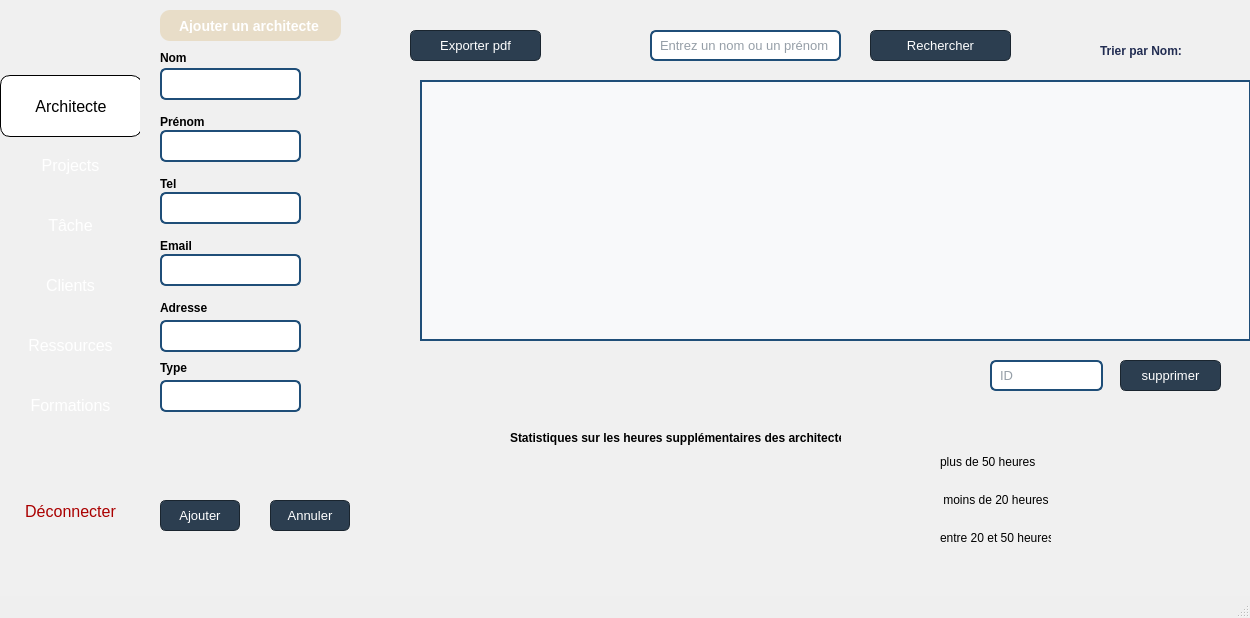
First picture: the form in mainwindow.ui, repository ProjetCPP-S2-2A15/projetcpp2a15-elicarthage, before the edit.
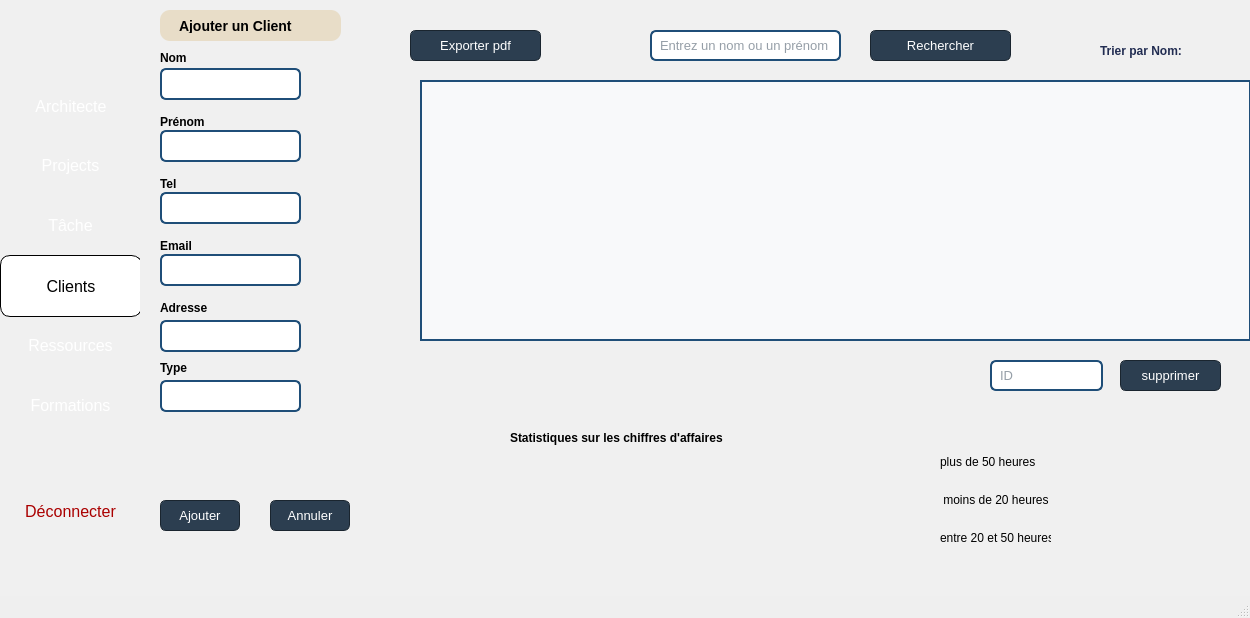
Second picture: the form after the edit. Icons and pictures are not drawn.

```diff
--- a/mainwindow.ui
+++ b/mainwindow.ui
@@ -145,10 +145,19 @@
        <rect>
         <x>0</x>
         <y>255</y>
-        <width>141</width>
-        <height>60</height>
+        <width>142</width>
+        <height>62</height>
        </rect>
       </property>
+      <property name="styleSheet">
+       <string notr="true">QPushButton {
+    background-color:  #ffffff;
+
+    color: black;  /* Définir la couleur du texte en noir */
+    border: 1px solid black;  /* Optionnel : pour ajouter une bordure noire */
+}
+</string>
+      </property>
       <property name="text">
        <string>Clients</string>
       </property>
@@ -203,10 +212,10 @@
       </property>
       <property name="styleSheet">
        <string notr="true">QPushButton {
-    background-color:  #ffffff;
+    background-color:  transparent;
 
-    color: black;  /* Définir la couleur du texte en noir */
-    border: 1px solid black;  /* Optionnel : pour ajouter une bordure noire */
+    color: white;  /* Définir la couleur du texte en noir */
+
 }
 </string>
       </property>
@@ -423,7 +432,7 @@
        <rect>
         <x>10</x>
         <y>10</y>
-        <width>31</width>
+        <width>41</width>
         <height>16</height>
        </rect>
       </property>
@@ -432,6 +441,9 @@
         <bold>true</bold>
        </font>
       </property>
+      <property name="styleSheet">
+       <string notr="true">color:black;</string>
+      </property>
       <property name="text">
        <string>Nom</string>
       </property>
@@ -924,7 +936,7 @@
      <property name="styleSheet">
       <string notr="true">QLabel {
     background-color: #E8DDC8; /* Couleur de fond */
-    color: white; /* Texte en blanc pour contraste */
+    color: black; /* Texte en blanc pour contraste */
     font-weight: bold; /* Texte en gras */
     font-size: 14px; /* Taille du texte */
     padding: 8px 15px; /* Espacement intérieur */
@@ -934,7 +946,7 @@
 </string>
      </property>
      <property name="text">
-      <string>Ajouter un architecte</string>
+      <string>Ajouter un Client</string>
      </property>
     </widget>
     <widget class="QWidget" name="widget_4" native="true">
@@ -993,8 +1005,14 @@
         <bold>true</bold>
        </font>
       </property>
+      <property name="styleSheet">
+       <string notr="true">
+
+    color: black;  /* Définir la couleur du texte en noir */
+   </string>
+      </property>
       <property name="text">
-       <string>Statistiques sur les heures supplémentaires des architectes</string>
+       <string>Statistiques sur les chiffres d'affaires</string>
       </property>
      </widget>
      <widget class="QLabel" name="label_8">
```
Left out of the diff: 142 changed lines with no effect on the pictures.
